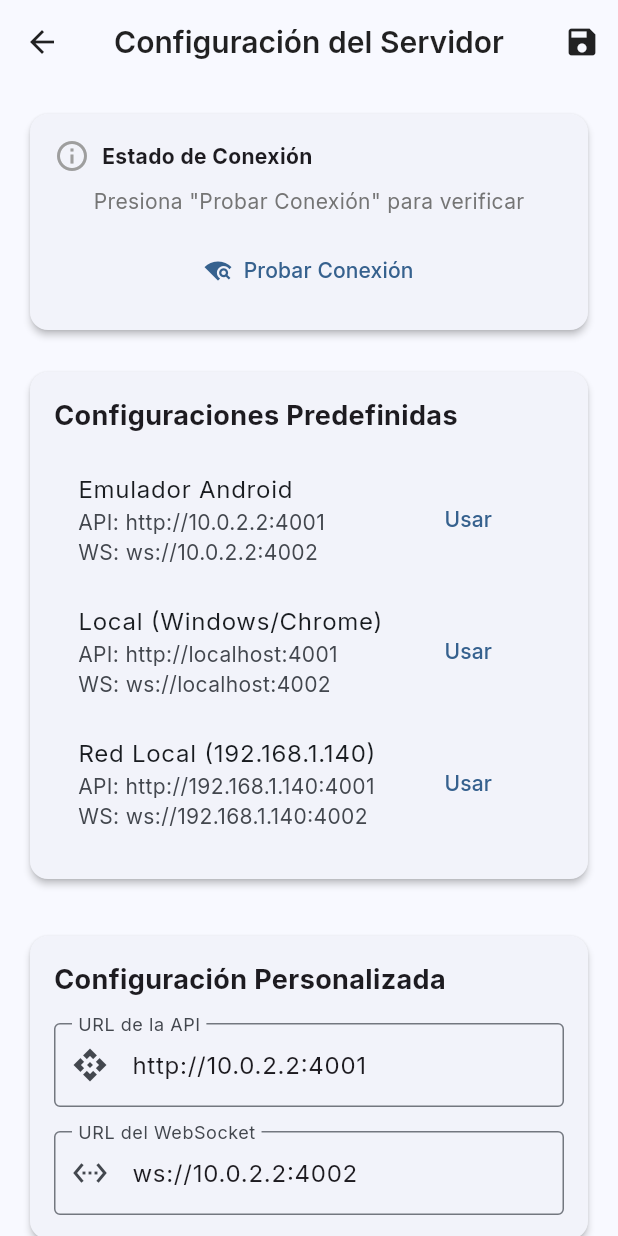
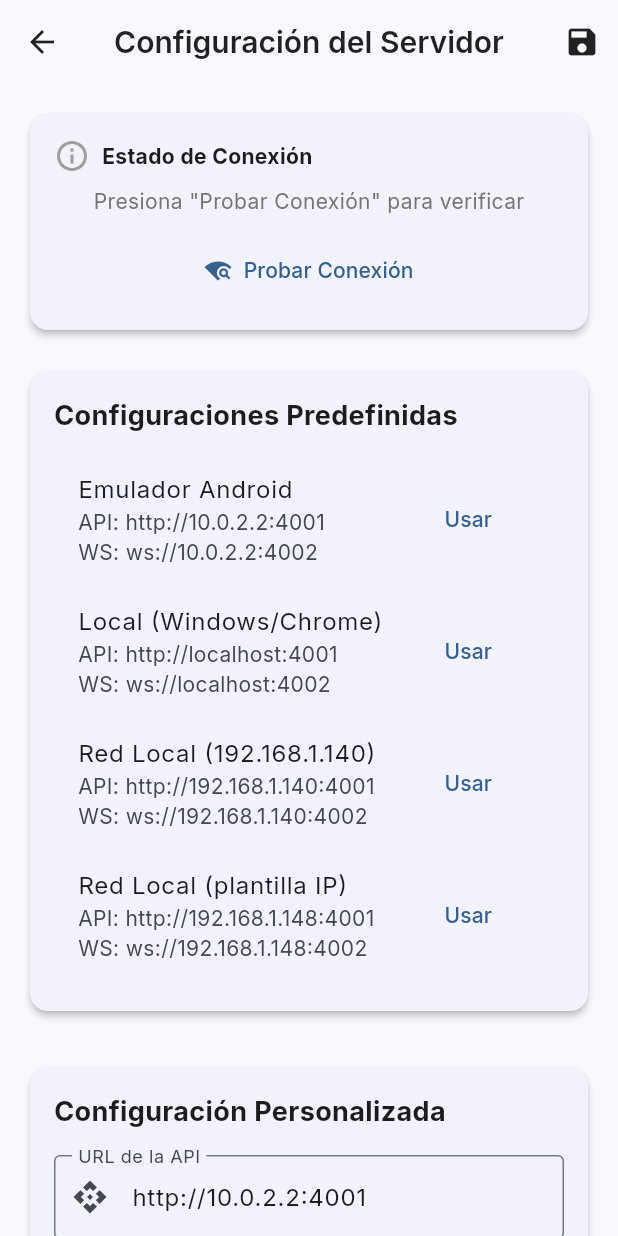
Before and after one commit to Fralopala2/medusse-show, a Flutter app: the SettingsScreen screen opened directly, on a phone screen of 412 x 824 dp. Run offline on Flutter 3.47's test engine with Material 3 defaults, Android fonts, the phone set to English and light mode, and no system bars; our stand-ins replace fl_chart, google_fonts, shared_preferences; accounts and stored records are empty; network calls fail.

Commit message:
feat: enhance WebSocket URL handling in settings and config service, ensuring correct derivation and normalization based on API URL input

```diff
--- a/medusse_app/lib/screens/settings_screen.dart
+++ b/medusse_app/lib/screens/settings_screen.dart
@@ -205,13 +205,18 @@ class _SettingsScreenState extends State<SettingsScreen> {
               controller: _wsUrlController,
               decoration: const InputDecoration(
                 labelText: 'URL del WebSocket',
-                hintText: 'ws://192.168.1.100:4002',
+                hintText: 'ws://192.168.1.148:4002',
+                helperText:
+                    'Puerto 4002 (no 4001). Si dejas http:// de la API, se corrige al guardar.',
                 prefixIcon: Icon(Icons.settings_ethernet),
                 border: OutlineInputBorder(),
               ),
               validator: (value) {
                 if (value == null || value.isEmpty) {
-                  return 'Por favor ingresa la URL del WebSocket';
+                  return null; // Se deriva de la URL de la API al guardar
+                }
+                if (value.startsWith('http://') || value.startsWith('https://')) {
+                  return 'No uses la URL de la API; usa ws://…:4002';
                 }
                 if (!ConfigService.isValidUrl(value)) {
                   return 'URL inválida (debe empezar con ws:// o wss://)';
@@ -272,10 +277,14 @@ class _SettingsScreenState extends State<SettingsScreen> {
     }
 
     try {
-      await _configService.setServerConfig(
-        _apiUrlController.text.trim(),
-        _wsUrlController.text.trim(),
-      );
+      final api = _apiUrlController.text.trim();
+      var ws = _wsUrlController.text.trim();
+      if (ws.isEmpty || ws.startsWith('http')) {
+        ws = ConfigService.deriveWebSocketUrl(api);
+        _wsUrlController.text = ws;
+      }
+
+      await _configService.setServerConfig(api, ws);
 
       // Reinicializar ApiService con la nueva configuración
       ApiService().updateConfiguration();
--- a/medusse_app/lib/services/config_service.dart
+++ b/medusse_app/lib/services/config_service.dart
@@ -25,8 +25,69 @@ class ConfigService {
   }
 
   // Getters para las URLs actuales
-  String get apiBaseUrl => _prefs?.getString(_apiUrlKey) ?? _defaultApiUrl;
-  String get webSocketUrl => _prefs?.getString(_wsUrlKey) ?? _defaultWsUrl;
+  String get apiBaseUrl {
+    final stored = _prefs?.getString(_apiUrlKey) ?? _defaultApiUrl;
+    return stored.trim().replaceAll(RegExp(r'#+$'), '');
+  }
+
+  /// WebSocket en Medusse usa puerto API+1 (4001 → 4002) y esquema ws://
+  String get webSocketUrl {
+    final stored = _prefs?.getString(_wsUrlKey);
+    if (stored == null || stored.trim().isEmpty) {
+      return deriveWebSocketUrl(apiBaseUrl);
+    }
+    return normalizeWebSocketUrl(stored);
+  }
+
+  /// A partir de http://host:4001 genera ws://host:4002
+  static String deriveWebSocketUrl(String apiUrl) {
+    final cleaned = apiUrl.trim().replaceAll(RegExp(r'#+$'), '');
+    final uri = Uri.tryParse(cleaned);
+    if (uri == null || uri.host.isEmpty) {
+      return _defaultWsUrl;
+    }
+
+    var port = uri.hasPort ? uri.port : 4001;
+    if (port == 4001) {
+      port = 4002;
+    } else if (port == 80 || port == 0) {
+      port = 4002;
+    }
+
+    final wsScheme = (uri.scheme == 'https') ? 'wss' : 'ws';
+    return Uri(scheme: wsScheme, host: uri.host, port: port).toString();
+  }
+
+  /// Corrige http:// en puerto 4001 u otras URLs mal guardadas
+  static String normalizeWebSocketUrl(String url) {
+    var trimmed = url.trim().replaceAll(RegExp(r'#+$'), '');
+    if (trimmed.isEmpty) {
+      return _defaultWsUrl;
+    }
+
+    if (trimmed.startsWith('http://') || trimmed.startsWith('https://')) {
+      return deriveWebSocketUrl(trimmed);
+    }
+
+    final uri = Uri.tryParse(trimmed);
+    if (uri == null || uri.host.isEmpty) {
+      return _defaultWsUrl;
+    }
+
+    if (uri.scheme != 'ws' && uri.scheme != 'wss') {
+      return deriveWebSocketUrl('http://${uri.host}:${uri.hasPort ? uri.port : 4001}');
+    }
+
+    if (uri.port == 4001) {
+      return Uri(
+        scheme: uri.scheme,
+        host: uri.host,
+        port: 4002,
+      ).toString();
+    }
+
+    return trimmed;
+  }
 
   // Setters para actualizar las URLs
   Future<void> setApiBaseUrl(String url) async {
@@ -39,7 +100,14 @@ class ConfigService {
 
   // Método para actualizar ambas URLs de una vez
   Future<void> setServerConfig(String apiUrl, String wsUrl) async {
-    await Future.wait([setApiBaseUrl(apiUrl), setWebSocketUrl(wsUrl)]);
+    final api = apiUrl.trim().replaceAll(RegExp(r'#+$'), '');
+    var ws = wsUrl.trim().replaceAll(RegExp(r'#+$'), '');
+    if (ws.isEmpty || ws.startsWith('http')) {
+      ws = deriveWebSocketUrl(api);
+    } else {
+      ws = normalizeWebSocketUrl(ws);
+    }
+    await Future.wait([setApiBaseUrl(api), setWebSocketUrl(ws)]);
   }
 
   // Método para resetear a valores por defecto
@@ -63,6 +131,10 @@ class ConfigService {
     'Red Local (192.168.1.140)': {
       'api': 'http://192.168.1.140:4001',
       'ws': 'ws://192.168.1.140:4002',
+    },
+    'Red Local (plantilla IP)': {
+      'api': 'http://192.168.1.148:4001',
+      'ws': 'ws://192.168.1.148:4002',
     },
   };
 
```
